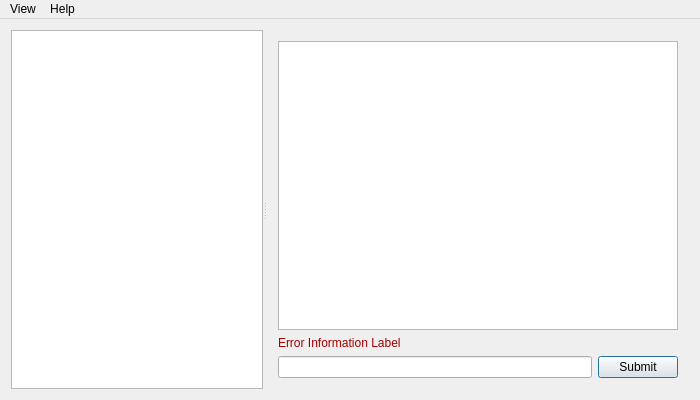
Before: the Qt Designer form source/mainwindow.ui in arturdryomov/aequatio, drawn with Qt 5.
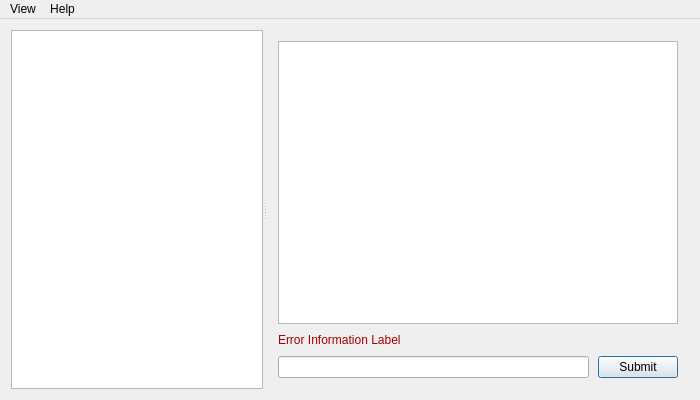
After: the same form once the commit is applied.

Commit message: Fix for input widget on Mac OS

Patch:
```diff
--- a/source/mainwindow.ui
+++ b/source/mainwindow.ui
@@ -157,7 +157,7 @@
    </property>
   </action>
  </widget>
- <layoutdefault spacing="6" margin="11"/>
+ <layoutdefault spacing="9" margin="11"/>
  <resources/>
  <connections>
   <connection>
```
